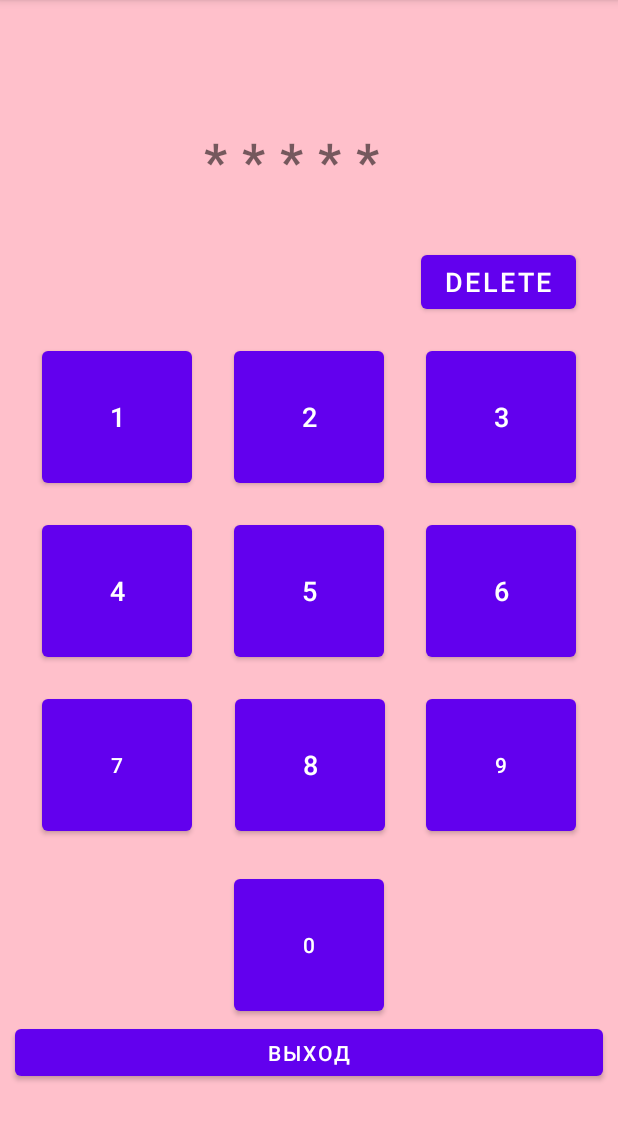
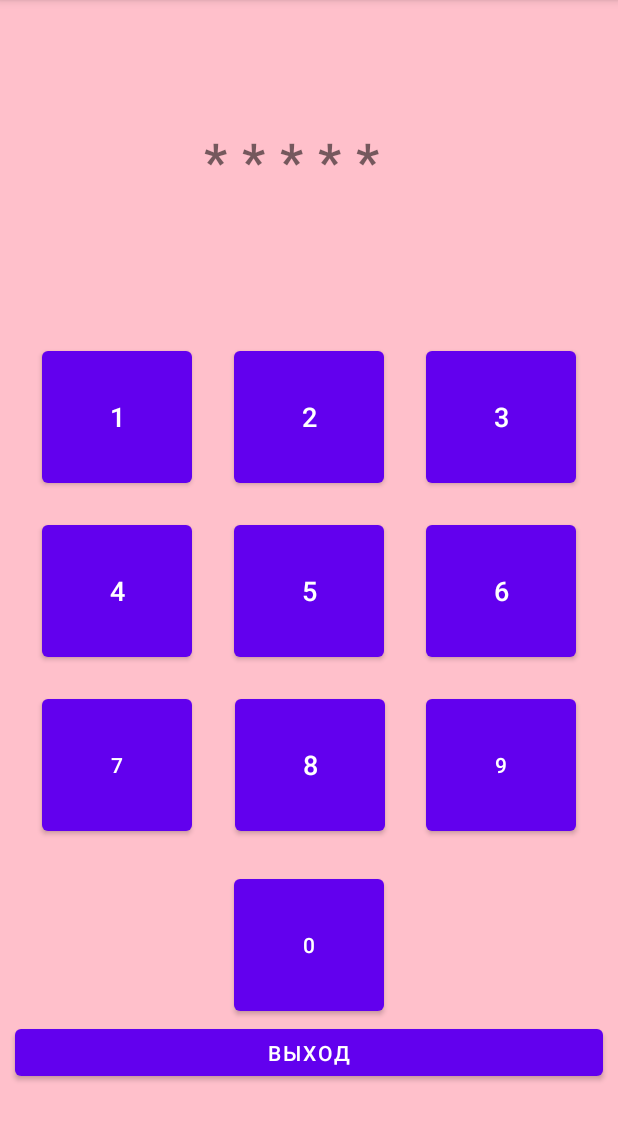
Before and after one commit to PrettyNastya/NumbersMemory, an Android app: the ActivityTraining screen opened directly, with no data from a screen before it, on a phone screen of 412 x 824 dp, the part 84-1225 px from its top. Run offline under Robolectric (Android 15) with nearby library versions, the phone set to English and light mode, and no system bars.

Commit message:
скрыли кнопку делит в трэйнинг активити

```diff
--- a/app/src/main/java/com/mestodushi/numbersmemory/ActivityTraining.java
+++ b/app/src/main/java/com/mestodushi/numbersmemory/ActivityTraining.java
@@ -589,6 +589,10 @@ public class ActivityTraining extends AppCompatActivity {
         count = 0;
 
         for (TextView textView : textViewList) {
+
+            fonTrainingActivity.setBackgroundColor(getResources().getColor(R.color.ros)); // попробуем вставить изменение фона сюда **************************************************
+
+
             getRandomIntegers(textView);
         }
 
--- a/app/src/main/res/layout/activity_traning.xml
+++ b/app/src/main/res/layout/activity_traning.xml
@@ -118,6 +118,7 @@
     <Button
         android:id="@+id/button_del"
         android:layout_width="wrap_content"
+        android:visibility="invisible"
         android:layout_height="wrap_content"
         android:layout_marginTop="164dp"
         android:layout_marginEnd="@dimen/number_pad_buttons_side_margin"
```
